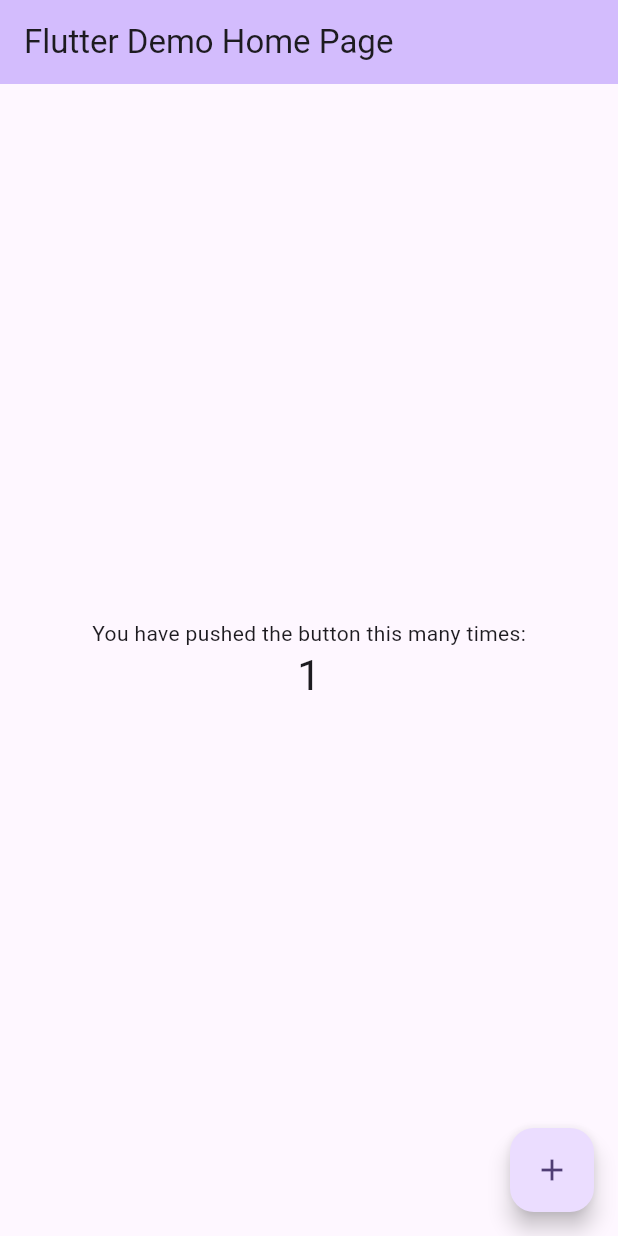
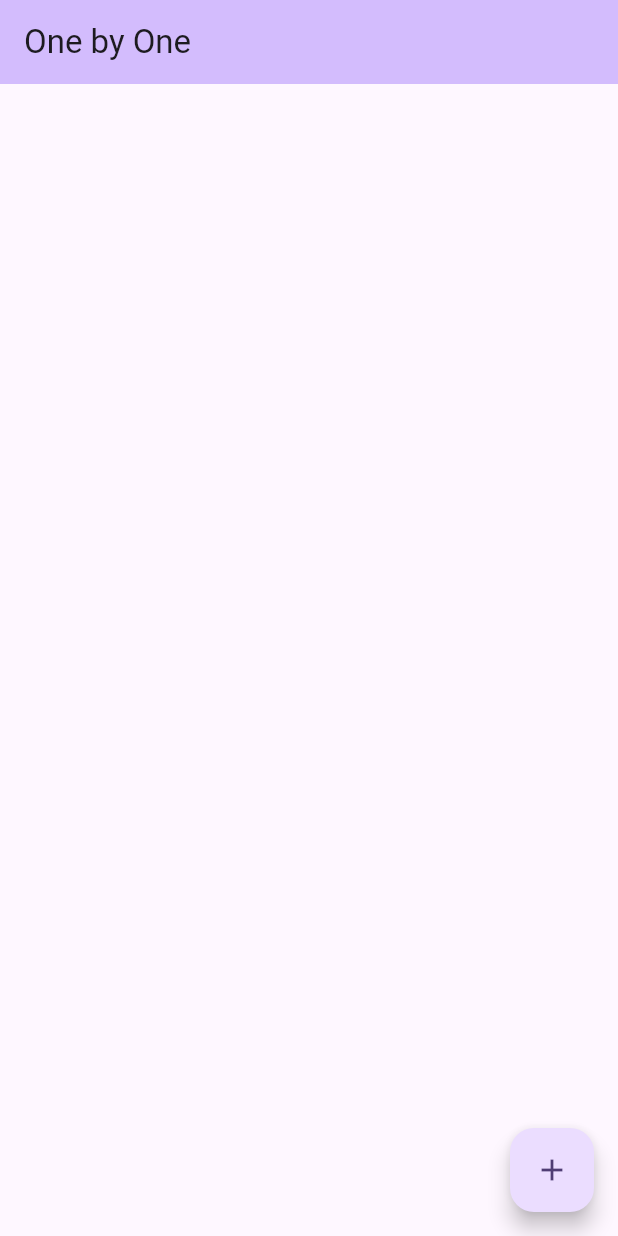
Before and after one commit to hiro259/one_by_one, a Flutter app: the MyHomePage screen opened directly, after a tap on the "add" icon, on a phone screen of 412 x 824 dp. Run offline on Flutter 3.47's test engine with Material 3 defaults, Android fonts, the phone set to English and light mode, and no system bars.

Commit message:
change title. delete comment

```diff
--- a/lib/main.dart
+++ b/lib/main.dart
@@ -13,39 +13,15 @@
     return MaterialApp(
       title: 'Flutter Demo',
       theme: ThemeData(
-        // This is the theme of your application.
-        //
-        // TRY THIS: Try running your application with "flutter run". You'll see
-        // the application has a purple toolbar. Then, without quitting the app,
-        // try changing the seedColor in the colorScheme below to Colors.green
-        // and then invoke "hot reload" (save your changes or press the "hot
-        // reload" button in a Flutter-supported IDE, or press "r" if you used
-        // the command line to start the app).
-        //
-        // Notice that the counter didn't reset back to zero; the application
-        // state is not lost during the reload. To reset the state, use hot
-        // restart instead.
-        //
-        // This works for code too, not just values: Most code changes can be
-        // tested with just a hot reload.
         colorScheme: ColorScheme.fromSeed(seedColor: Colors.deepPurple),
       ),
-      home: const MyHomePage(title: 'Flutter Demo Home Page'),
+      home: const MyHomePage(title: 'One by One'),
     );
   }
 }
 
 class MyHomePage extends StatefulWidget {
   const MyHomePage({super.key, required this.title});
-
-  // This widget is the home page of your application. It is stateful, meaning
-  // that it has a State object (defined below) that contains fields that affect
-  // how it looks.
-
-  // This class is the configuration for the state. It holds the values (in this
-  // case the title) provided by the parent (in this case the App widget) and
-  // used by the build method of the State. Fields in a Widget subclass are
-  // always marked "final".
 
   final String title;
 
@@ -54,66 +30,21 @@
 }
 
 class _MyHomePageState extends State<MyHomePage> {
-  int _counter = 0;
-
-  void _incrementCounter() {
-    setState(() {
-      // This call to setState tells the Flutter framework that something has
-      // changed in this State, which causes it to rerun the build method below
-      // so that the display can reflect the updated values. If we changed
-      // _counter without calling setState(), then the build method would not be
-      // called again, and so nothing would appear to happen.
-      _counter++;
-    });
-  }
-
   @override
   Widget build(BuildContext context) {
-    // This method is rerun every time setState is called, for instance as done
-    // by the _incrementCounter method above.
-    //
-    // The Flutter framework has been optimized to make rerunning build methods
-    // fast, so that you can just rebuild anything that needs updating rather
-    // than having to individually change instances of widgets.
     return Scaffold(
       appBar: AppBar(
-        // TRY THIS: Try changing the color here to a specific color (to
-        // Colors.amber, perhaps?) and trigger a hot reload to see the AppBar
-        // change color while the other colors stay the same.
         backgroundColor: Theme.of(context).colorScheme.inversePrimary,
-        // Here we take the value from the MyHomePage object that was created by
-        // the App.build method, and use it to set our appbar title.
         title: Text(widget.title),
       ),
       body: Center(
-        // Center is a layout widget. It takes a single child and positions it
-        // in the middle of the parent.
         child: Column(
-          // Column is also a layout widget. It takes a list of children and
-          // arranges them vertically. By default, it sizes itself to fit its
-          // children horizontally, and tries to be as tall as its parent.
-          //
-          // Column has various properties to control how it sizes itself and
-          // how it positions its children. Here we use mainAxisAlignment to
-          // center the children vertically; the main axis here is the vertical
-          // axis because Columns are vertical (the cross axis would be
-          // horizontal).
-          //
-          // TRY THIS: Invoke "debug painting" (choose the "Toggle Debug Paint"
-          // action in the IDE, or press "p" in the console), to see the
-          // wireframe for each widget.
           mainAxisAlignment: MainAxisAlignment.center,
-          children: <Widget>[
-            const Text('You have pushed the button this many times:'),
-            Text(
-              '$_counter',
-              style: Theme.of(context).textTheme.headlineMedium,
-            ),
-          ],
+          children: <Widget>[],
         ),
       ),
       floatingActionButton: FloatingActionButton(
-        onPressed: _incrementCounter,
+        onPressed: () {},
         tooltip: 'Increment',
         child: const Icon(Icons.add),
       ), // This trailing comma makes auto-formatting nicer for build methods.
```
